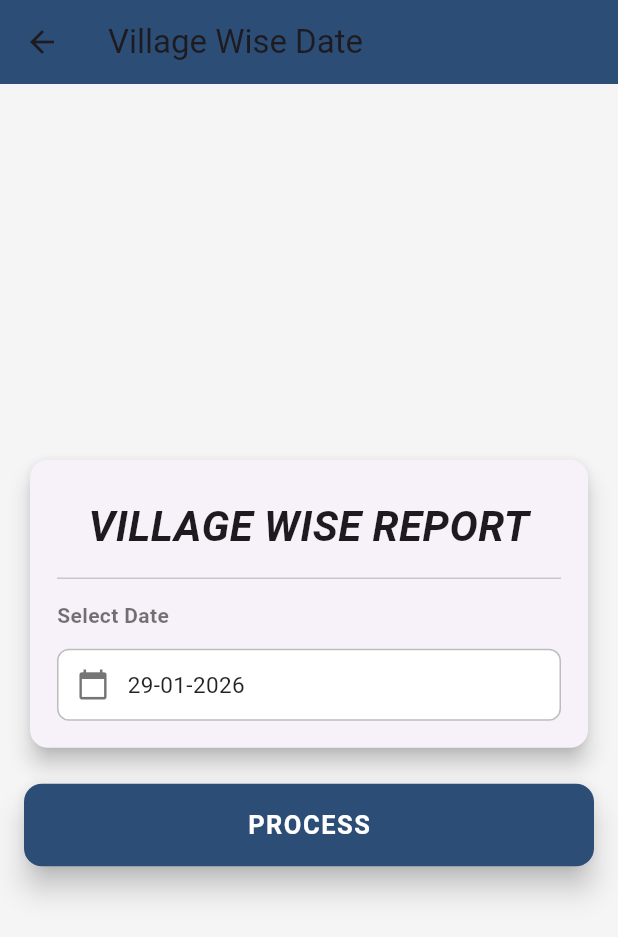
After one commit to LearnWithRehan/CMSAPPFLUTTER, a Flutter app: the VillageWiseDateScreen screen opened directly, on a phone screen of 412 x 824 dp. The commit adds this screen. Shown: the top 937 px of the screen. Run offline on Flutter 3.47's test engine with Material 3 defaults, Android fonts, the phone set to English and light mode, and no system bars; our stand-ins replace fl_chart, shared_preferences; accounts and stored records are empty; network calls fail.

Commit message:
complete VillageWise Report

```diff
--- a/lib/core/api/api_service.dart
+++ b/lib/core/api/api_service.dart
@@ -34,6 +34,7 @@ import '../../models/trolley_count_purchy_response.dart';
 import '../../models/truck_count_donga_response.dart';
 import '../../models/truck_count_in_yard_response.dart';
 import '../../models/variety_day_data.dart';
+import '../../models/village_wise_model.dart';
 import '../constants/api_constants.dart';
 
 class ApiService {
@@ -993,5 +994,30 @@ class ApiService {
   }
 
 
+  static Future<List<VillageWiseItem>> fetchVillageWise(
+      String plantCode,
+      String date,
+      ) async {
+    final response = await http.post(
+      Uri.parse("${ApiConstants.baseUrl}VillageWisePurchase.php"),
+      body: {
+        "plantCode": plantCode,
+        "date": date,
+      },
+    );
+
+    final jsonData = json.decode(response.body);
+
+    if (jsonData['success'] == 1) {
+      final List list = jsonData['data'];
+      return list.map((e) => VillageWiseItem.fromJson(e)).toList();
+    } else {
+      return [];
+    }
+  }
+
+
+
+
 
 }
--- /dev/null
+++ b/lib/models/village_wise_model.dart
@@ -0,0 +1,44 @@
+class VillageWiseItem {
+  final String vCode;
+  final String vName;
+
+  final int dayCart;
+  final int dayTrolley;
+  final int dayTruck;
+  final double dayWeight;
+
+  final int toCart;
+  final int toTrolley;
+  final int toTruck;
+  final double toWeight;
+
+  VillageWiseItem({
+    required this.vCode,
+    required this.vName,
+    required this.dayCart,
+    required this.dayTrolley,
+    required this.dayTruck,
+    required this.dayWeight,
+    required this.toCart,
+    required this.toTrolley,
+    required this.toTruck,
+    required this.toWeight,
+  });
+
+  factory VillageWiseItem.fromJson(Map<String, dynamic> json) {
+    return VillageWiseItem(
+      vCode: json['V_CODE'].toString(),
+      vName: json['V_NAME'] ?? '',
+
+      dayCart: json['DAY_CART'] ?? 0,
+      dayTrolley: json['DAY_TROLLEY'] ?? 0,
+      dayTruck: json['DAY_TRUCK'] ?? 0,
+      dayWeight: (json['DAY_WEIGHT'] ?? 0).toDouble(),
+
+      toCart: json['TODATE_CART'] ?? 0,
+      toTrolley: json['TODATE_TROLLEY'] ?? 0,
+      toTruck: json['TODATE_TRUCK'] ?? 0,
+      toWeight: (json['TODATE_WEIGHT'] ?? 0).toDouble(),
+    );
+  }
+}
--- /dev/null
+++ b/lib/screens/village_wise_date_screen.dart
@@ -0,0 +1,231 @@
+import 'package:flutter/material.dart';
+import 'package:intl/intl.dart';
+import 'package:shared_preferences/shared_preferences.dart';
+
+import '../core/api/api_service.dart';
+import '../models/plant_model.dart';
+import 'village_wise_screen.dart';
+
+class VillageWiseDateScreen extends StatefulWidget {
+  const VillageWiseDateScreen({super.key});
+
+  @override
+  State<VillageWiseDateScreen> createState() =>
+      _VillageWiseDateScreenState();
+}
+
+class _VillageWiseDateScreenState extends State<VillageWiseDateScreen> {
+  DateTime selectedDate = DateTime.now();
+
+  String plantCode = "";
+  String plantName = "";
+
+  @override
+  void initState() {
+    super.initState();
+    _loadPlantName();
+  }
+
+  /// 🌱 Load Plant Name using PLANT_CODE
+  Future<void> _loadPlantName() async {
+    final sp = await SharedPreferences.getInstance();
+    plantCode = sp.getString("PLANT_CODE") ?? "";
+
+    if (plantCode.isEmpty) return;
+
+    try {
+      final plants = await ApiService.fetchPlants();
+
+      final plant = plants.firstWhere(
+            (e) => e.plantCode == plantCode,
+        orElse: () => PlantModel(
+          plantCode: plantCode,
+          plantName: "",
+        ),
+      );
+
+      setState(() {
+        plantName = plant.plantName;
+      });
+    } catch (e) {
+      debugPrint("Plant Load Error: $e");
+    }
+  }
+
+  /// 📅 Date Format
+  String get formattedDate =>
+      DateFormat("dd-MM-yyyy").format(selectedDate);
+
+  /// 📆 Date Picker
+  Future<void> _openDatePicker() async {
+    final picked = await showDatePicker(
+      context: context,
+      initialDate: selectedDate,
+      firstDate: DateTime(2000),
+      lastDate: DateTime.now(),
+    );
+
+    if (picked != null) {
+      setState(() {
+        selectedDate = picked;
+      });
+    }
+  }
+
+  /// ▶️ PROCESS
+  Future<void> _onProcess() async {
+    final sp = await SharedPreferences.getInstance();
+
+    await sp.setString("SELECTED_DATEVILLAGE", formattedDate);
+
+    Navigator.push(
+      context,
+      MaterialPageRoute(
+        builder: (_) => const VillageWiseScreen(),
+      ),
+    );
+  }
+
+  @override
+  Widget build(BuildContext context) {
+    final width = MediaQuery.of(context).size.width;
+    final isWeb = width > 600;
+
+    return Scaffold(
+      backgroundColor: const Color(0xFFF5F5F5),
+
+      appBar: AppBar(
+        title: const Text("Village Wise Date"),
+        backgroundColor: const Color(0xFF2C4D76),
+      ),
+
+      body: Center(
+        child: ConstrainedBox(
+          constraints: const BoxConstraints(maxWidth: 520),
+          child: Padding(
+            padding: const EdgeInsets.all(16),
+            child: Column(
+              mainAxisSize: MainAxisSize.min,
+              children: [
+
+                /// 🔷 HEADER CARD
+                Card(
+                  elevation: 6,
+                  shape: RoundedRectangleBorder(
+                    borderRadius: BorderRadius.circular(12),
+                  ),
+                  child: Padding(
+                    padding: const EdgeInsets.all(18),
+                    child: Column(
+                      crossAxisAlignment: CrossAxisAlignment.stretch,
+                      children: [
+
+                        /// 🏭 PLANT NAME
+                        if (plantName.isNotEmpty)
+                          Text(
+                            plantName,
+                            textAlign: TextAlign.center,
+                            style: TextStyle(
+                              fontSize: isWeb ? 20 : 18,
+                              fontWeight: FontWeight.bold,
+                              color: const Color(0xFF2C4D76),
+                            ),
+                          ),
+
+                        const SizedBox(height: 6),
+
+                        /// TITLE
+                        const Text(
+                          "VILLAGE WISE REPORT",
+                          textAlign: TextAlign.center,
+                          style: TextStyle(
+                            fontSize: 28,
+                            fontStyle: FontStyle.italic,
+                            fontWeight: FontWeight.w600,
+                          ),
+                        ),
+
+                        const Divider(height: 30),
+
+                        /// LABEL
+                        const Text(
+                          "Select Date",
+                          style: TextStyle(
+                            fontSize: 14,
+                            fontWeight: FontWeight.bold,
+                            color: Colors.black54,
+                          ),
+                        ),
+
+                        const SizedBox(height: 12),
+
+                        /// DATE PICKER
+                        InkWell(
+                          onTap: _openDatePicker,
+                          borderRadius: BorderRadius.circular(8),
+                          child: Container(
+                            height: 48,
+                            padding: const EdgeInsets.symmetric(horizontal: 12),
+                            decoration: BoxDecoration(
+                              borderRadius: BorderRadius.circular(8),
+                              border: Border.all(color: Colors.grey.shade400),
+                              color: Colors.white,
+                            ),
+                            child: Row(
+                              children: [
+                                const Icon(
+                                  Icons.calendar_today,
+                                  size: 22,
+                                  color: Colors.black54,
+                                ),
+                                const SizedBox(width: 12),
+                                Text(
+                                  formattedDate,
+                                  style: const TextStyle(
+                                    fontSize: 15,
+                                    color: Colors.black87,
+                                  ),
+                                ),
+                              ],
+                            ),
+                          ),
+                        ),
+                      ],
+                    ),
+                  ),
+                ),
+
+                const SizedBox(height: 20),
+
+                /// ▶️ PROCESS BUTTON
+                SizedBox(
+                  width: double.infinity,
+                  height: 55,
+                  child: ElevatedButton(
+                    onPressed: _onProcess,
+                    style: ElevatedButton.styleFrom(
+                      backgroundColor: const Color(0xFF2C4D76),
+                      elevation: 8,
+                      shape: RoundedRectangleBorder(
+                        borderRadius: BorderRadius.circular(12),
+                      ),
+                    ),
+                    child: const Text(
+                      "PROCESS",
+                      style: TextStyle(
+                        fontSize: 17,
+                        fontWeight: FontWeight.w600,
+                        letterSpacing: 1,
+                        color: Colors.white,
+                      ),
+                    ),
+                  ),
+                ),
+              ],
+            ),
+          ),
+        ),
+      ),
+    );
+  }
+}
```
Also changed, not shown: lib/screens/dashboard_screen.dart (+10 -2 lines), lib/screens/village_wise_screen.dart (added, +287 -0 lines).
